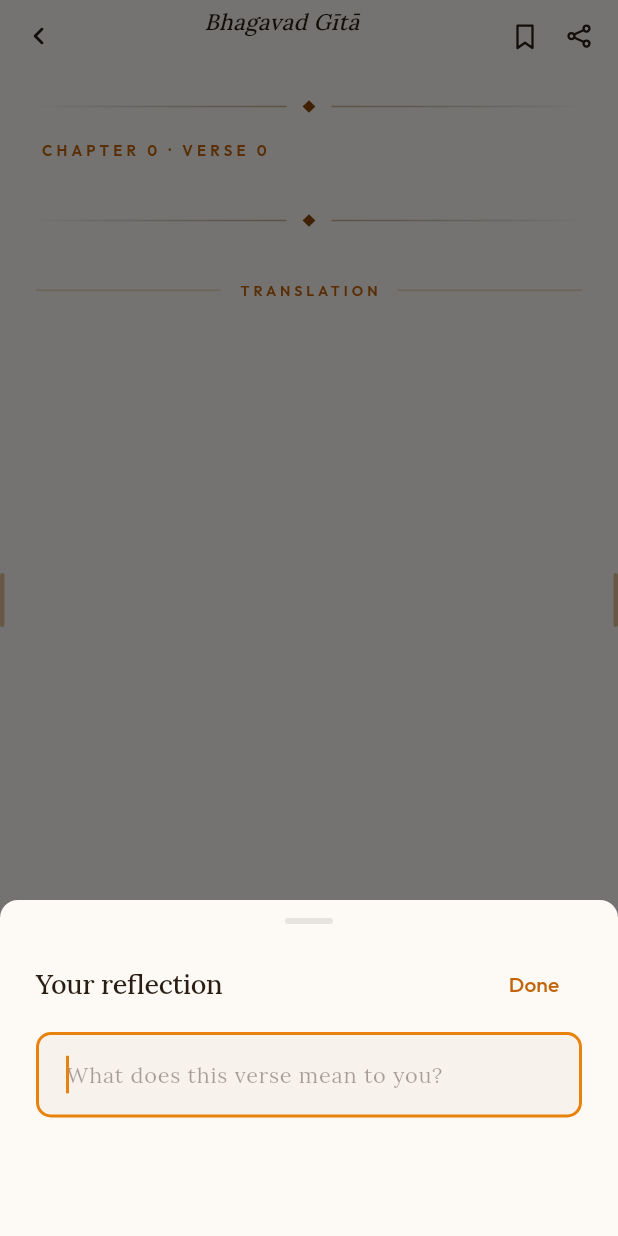
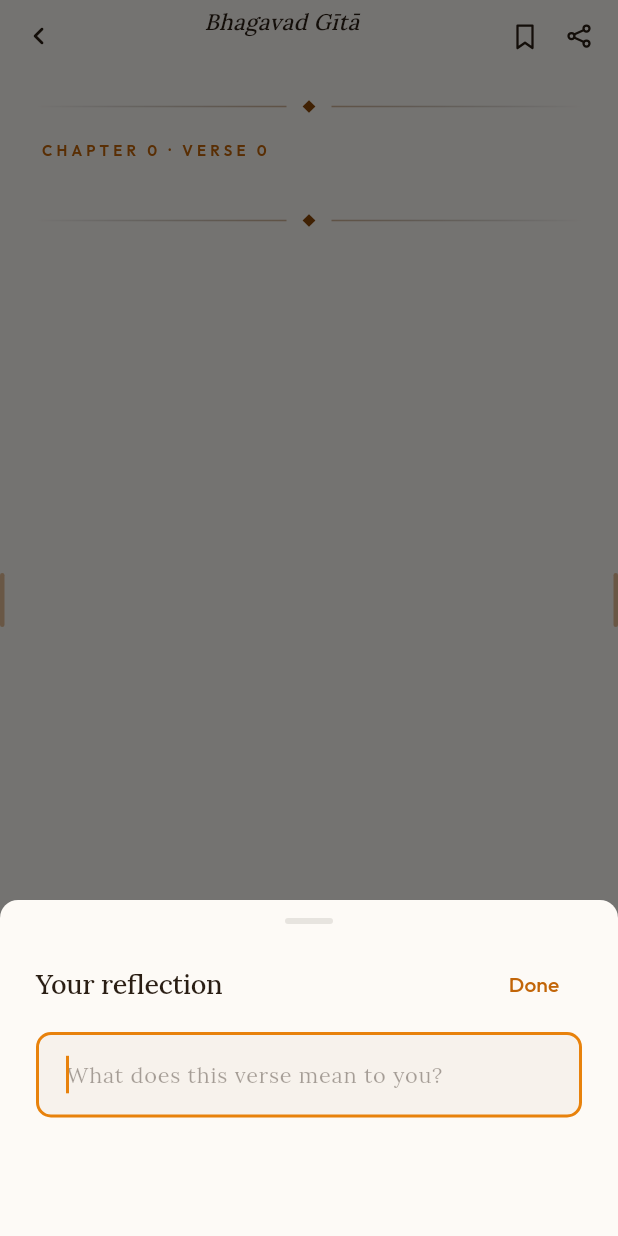
Before and after one commit to Saurabh-7973/sanatan_guide, a Flutter app: the _VerseBody widget shown alone on an empty page, opened directly with empty values, item 3 of the bottom bar chosen, on a phone screen of 412 x 824 dp. Run offline on Flutter 3.47's test engine with Material 3 defaults, Android fonts, the phone set to English and light mode, and no system bars; drawn by our look-alikes of flutter_animate; our stand-ins replace dio, drift, firebase_analytics, firebase_core, firebase_crashlytics, firebase_remote_config and 16 more; missing offline and left inert: haptic_feedback; accounts and stored records are empty; generated files the repository leaves out were written again; project files that could hold a hidden picture were left out.

Commit message:
fix(verse): guard missing translation across detail / list / hero
Audited every module that touches verse.sanskrit / .english /
.transliteration. The rule everywhere is now: hide the empty
section instead of rendering a rule with nothing under it.

Sanskrit (required, but defensively em-dashed if ever empty):
  * verse_list resume-card incipit — em-dash fallback when split
    returns an empty first line.
  * verse_hero_card body — em-dash fallback for the same reason.
    (verse_list rows and bookmarks already used "—" — kept the
    same sentinel for consistency.)

Translation (optional):
  * verse_detail — entire `_SectionRule('Translation')` + body +
    translator-line block now wraps in
    `if (verse.english?.trim().isNotEmpty ?? false)`. Previously
    the rule rendered unconditionally and the body resolved to ''
    via `verse.english ?? ''`, leaving an orphan "TRANSLATION"
    rule for scriptures without translations.
  * verse_hero_card — the "— TRANSLATION —" divider used to render
    even when the body below it didn't (the body had a guard, the
    rule didn't). Wrapped the rule in the same guard. First-day
    cards keep their divider because that label is the source name
    (not "TRANSLATION") and doesn't depend on verse.english.

Already correctly guarded — no changes needed:
  * verse_detail Transliteration section (line 952)
  * verse_list row translation line (line 622)
  * search results translation line (line 1297)
  * bookmarks preview (full guard suite at lines 624-625, 1112-1113)
  * verse_chat (line 68)

Hindi field stored in DB + searchable but never UI-rendered today;
no display guards needed yet.

Co-Authored-By: Claude Opus 4.7 <noreply@anthropic.com>

```diff
--- a/lib/presentation/features/scripture_reader/pages/verse_detail_page.dart
+++ b/lib/presentation/features/scripture_reader/pages/verse_detail_page.dart
@@ -966,6 +966,7 @@ class _VerseBodyState extends ConsumerState<_VerseBody> {
                       ),
                     ),
                   ],
+                  if (verse.english?.trim().isNotEmpty ?? false) ...[
                     const SizedBox(height: Spacing.xxxl),
                     _SectionRule(label: 'Translation', isDark: isDark),
                     const SizedBox(height: Spacing.md),
@@ -975,7 +976,7 @@ class _VerseBodyState extends ConsumerState<_VerseBody> {
                         crossAxisAlignment: CrossAxisAlignment.start,
                         children: [
                           Text(
-                          (verse.english ?? '').trim(),
+                            verse.english!.trim(),
                             style: AppText.translation(
                               color: isDark ? DColors.text1 : LColors.text1,
                               size: 16 * sanskritScale,
@@ -997,14 +998,16 @@ class _VerseBodyState extends ConsumerState<_VerseBody> {
                               child: Text(
                                 '— ${_translatorName(verse)}',
                                 style: AppText.metaLabel(
-                                color: isDark ? DColors.text3 : LColors.text3,
-                              ),
-                            ),
-                          ),
-                        ],
-                      ],
-                    ),
-                  ),
+                                  color:
+                                      isDark ? DColors.text3 : LColors.text3,
+                                ),
+                              ),
+                            ),
+                          ],
+                        ],
+                      ),
+                    ),
+                  ],
                   const SizedBox(height: Spacing.xxl),
                   _explainSection(isDark, cachedExp?.explanationText),
                   const SizedBox(height: Spacing.sm),
--- a/lib/presentation/features/scripture_reader/pages/verse_list_page.dart
+++ b/lib/presentation/features/scripture_reader/pages/verse_list_page.dart
@@ -425,7 +425,11 @@ class _ResumeAnchor extends StatelessWidget {
     final gradStart = saffron.withValues(alpha: isDark ? 0.07 : 0.06);
     final gradMid = saffron.withValues(alpha: isDark ? 0.02 : 0.015);
 
-    final incipit = verse.sanskrit.split('\n').first.trim();
+    final rawIncipit = verse.sanskrit.split('\n').first.trim();
+    // Empty Sanskrit shouldn't happen in practice (the field is required on
+    // Verse), but guard the resume card so it doesn't render a blank row if
+    // a verse upstream is mid-digitization.
+    final incipit = rawIncipit.isNotEmpty ? rawIncipit : '—';
 
     return Material(
       color: Colors.transparent,
```
Also changed, not shown: lib/presentation/features/home/widgets/verse_hero_card.dart (+11 -1 lines). Lines whose indentation alone changed are shown as unchanged.
